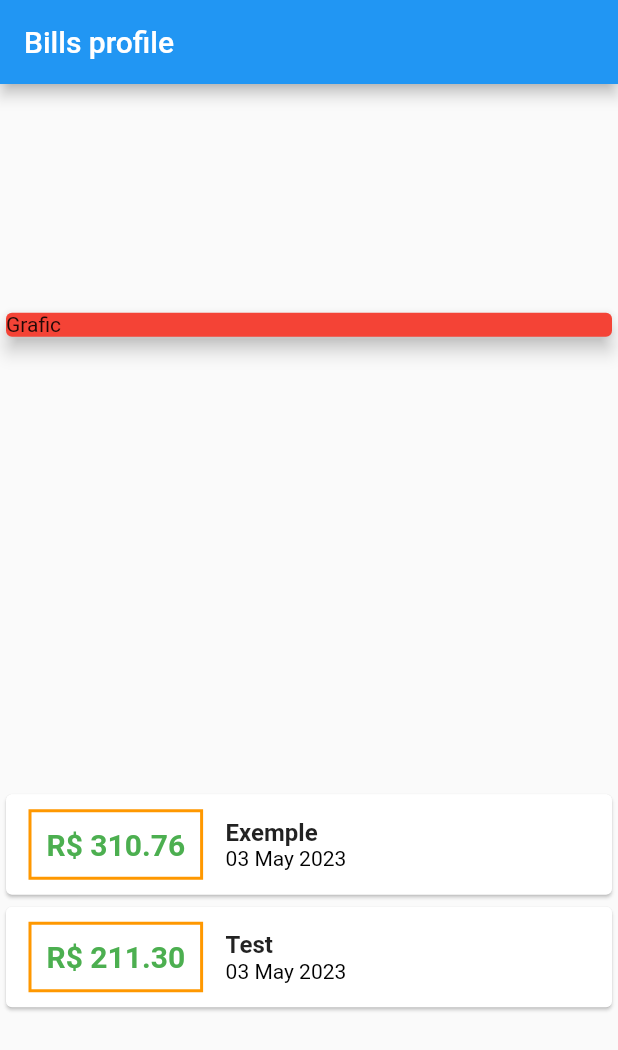
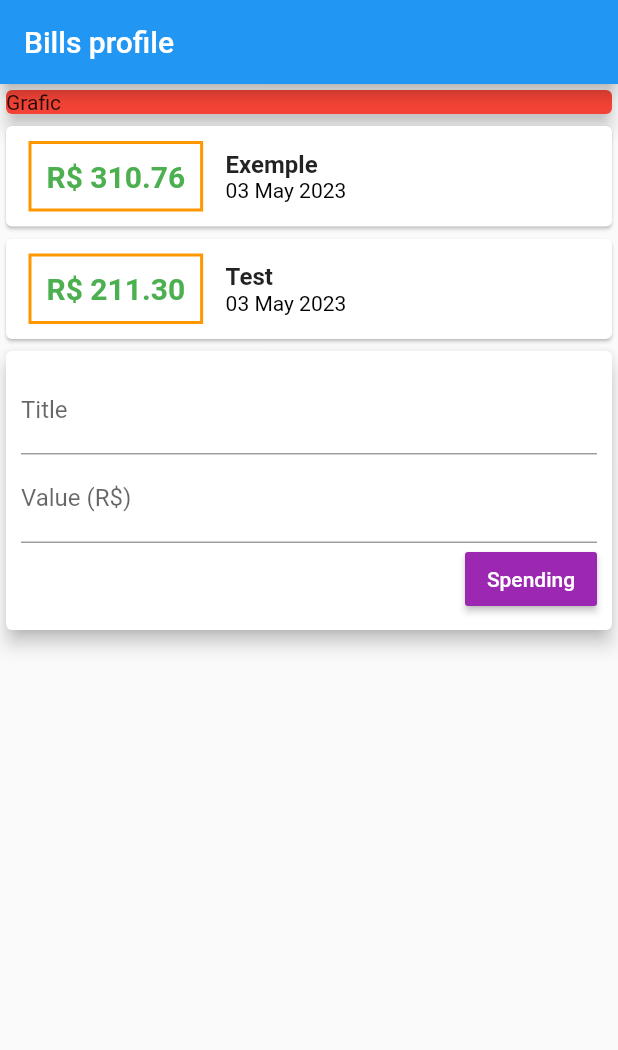
Before and after one commit to peesilva/expenses, a Flutter app: the screen it shows after launch, on a phone screen of 412 x 824 dp. Shown: the top 1050 px of the screen. Run offline on Flutter 3.47's test engine with Material 2 defaults, Android fonts, the phone set to English and light mode, and no system bars.

Commit message:
First Button using MaterialButton

```diff
--- a/lib/main.dart
+++ b/lib/main.dart
@@ -34,7 +34,6 @@ class MyHomePage extends StatelessWidget {
         title: Text('Bills profile'),
       ),
       body: Column(
-        mainAxisAlignment: MainAxisAlignment.spaceAround,
         crossAxisAlignment: CrossAxisAlignment.stretch,
         children: <Widget>[
           Container(
@@ -90,7 +89,41 @@ class MyHomePage extends StatelessWidget {
                 ),
               );
             }).toList(),
-          )
+          ),
+          Card(
+            elevation: 5,
+            child: Padding(
+              padding: const EdgeInsets.all(10),
+              child: Column(
+                children: <Widget>[
+                  TextField(
+                    decoration: InputDecoration(
+                      labelText: 'Title',
+                    ),
+                  ),
+                  TextField(
+                    decoration: InputDecoration(
+                      labelText: 'Value (R\$)',
+                    ),
+                  ),
+                  Row(
+                    mainAxisAlignment: MainAxisAlignment.end,
+                    children: [
+                      MaterialButton(
+                        onPressed: () {},
+                        color: Colors.purple,
+                        padding: EdgeInsets.all(0),
+                        child: Text(
+                          "Spending",
+                          style: TextStyle(color: Colors.white),
+                        ),
+                      ),
+                    ],
+                  ),
+                ],
+              ),
+            ),
+          ),
         ],
       ),
     );
```
